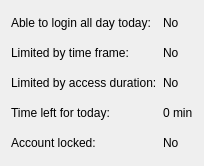
simgunz/timekpr, file ui/status.ui: the form before one commit.
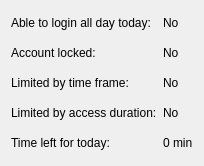
The form after the commit.

Commit message: Function update_time_left implemented

Diff of the .ui file:
```diff
--- a/ui/status.ui
+++ b/ui/status.ui
@@ -41,6 +41,29 @@
     </widget>
    </item>
    <item row="1" column="0">
+    <widget class="QLabel" name="lbLock">
+     <property name="minimumSize">
+      <size>
+       <width>0</width>
+       <height>24</height>
+      </size>
+     </property>
+     <property name="layoutDirection">
+      <enum>Qt::RightToLeft</enum>
+     </property>
+     <property name="text">
+      <string>Account locked:</string>
+     </property>
+    </widget>
+   </item>
+   <item row="1" column="1">
+    <widget class="QLabel" name="lbLockStatus">
+     <property name="text">
+      <string>No</string>
+     </property>
+    </widget>
+   </item>
+   <item row="2" column="0">
     <widget class="QLabel" name="lbLimit">
      <property name="minimumSize">
       <size>
@@ -56,14 +79,14 @@
      </property>
     </widget>
    </item>
-   <item row="1" column="1">
+   <item row="2" column="1">
     <widget class="QLabel" name="lbBoundStatus">
      <property name="text">
       <string>No</string>
      </property>
     </widget>
    </item>
-   <item row="2" column="0">
+   <item row="3" column="0">
     <widget class="QLabel" name="lbBound">
      <property name="minimumSize">
       <size>
@@ -79,14 +102,14 @@
      </property>
     </widget>
    </item>
-   <item row="2" column="1">
+   <item row="3" column="1">
     <widget class="QLabel" name="lbLimitStatus">
      <property name="text">
       <string>No</string>
      </property>
     </widget>
    </item>
-   <item row="3" column="0">
+   <item row="4" column="0">
     <widget class="QLabel" name="lbTimeLeft">
      <property name="minimumSize">
       <size>
@@ -102,36 +125,13 @@
      </property>
     </widget>
    </item>
-   <item row="3" column="1">
+   <item row="4" column="1">
     <widget class="QLabel" name="lbTimeLeftStatus">
      <property name="text">
       <string>0 min</string>
      </property>
     </widget>
    </item>
-   <item row="4" column="0">
-    <widget class="QLabel" name="lbLock">
-     <property name="minimumSize">
-      <size>
-       <width>0</width>
-       <height>24</height>
-      </size>
-     </property>
-     <property name="layoutDirection">
-      <enum>Qt::RightToLeft</enum>
-     </property>
-     <property name="text">
-      <string>Account locked:</string>
-     </property>
-    </widget>
-   </item>
-   <item row="4" column="1">
-    <widget class="QLabel" name="lbLockStatus">
-     <property name="text">
-      <string>No</string>
-     </property>
-    </widget>
-   </item>
   </layout>
  </widget>
  <resources/>
```
The commit also changes 4 other files.
